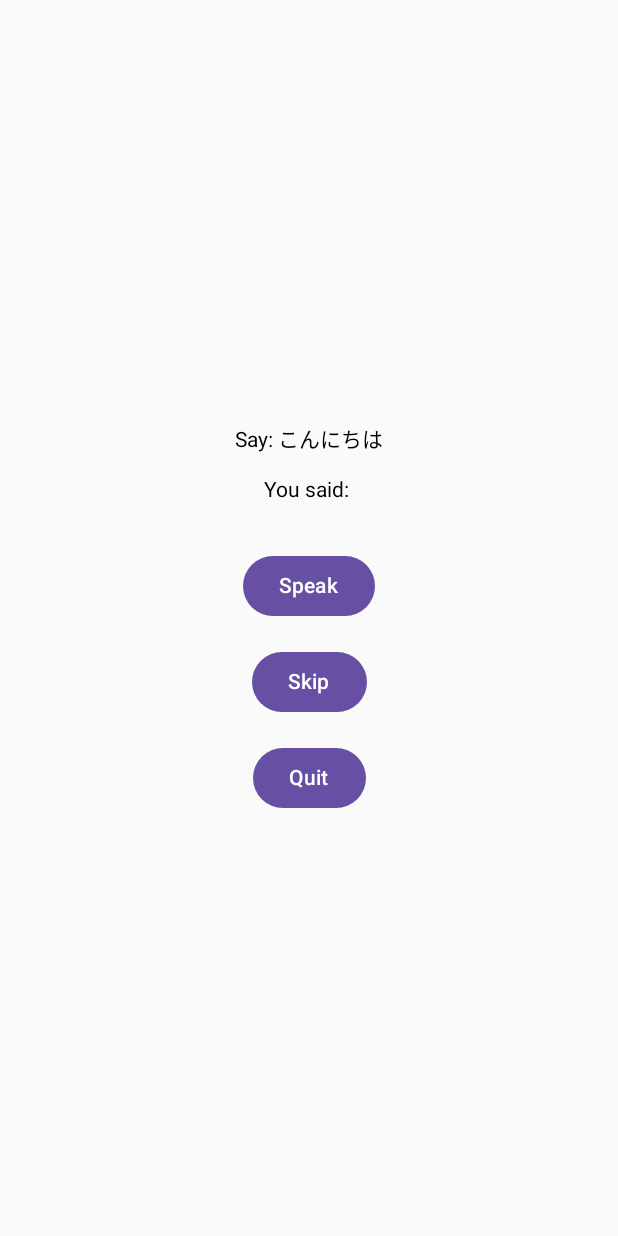
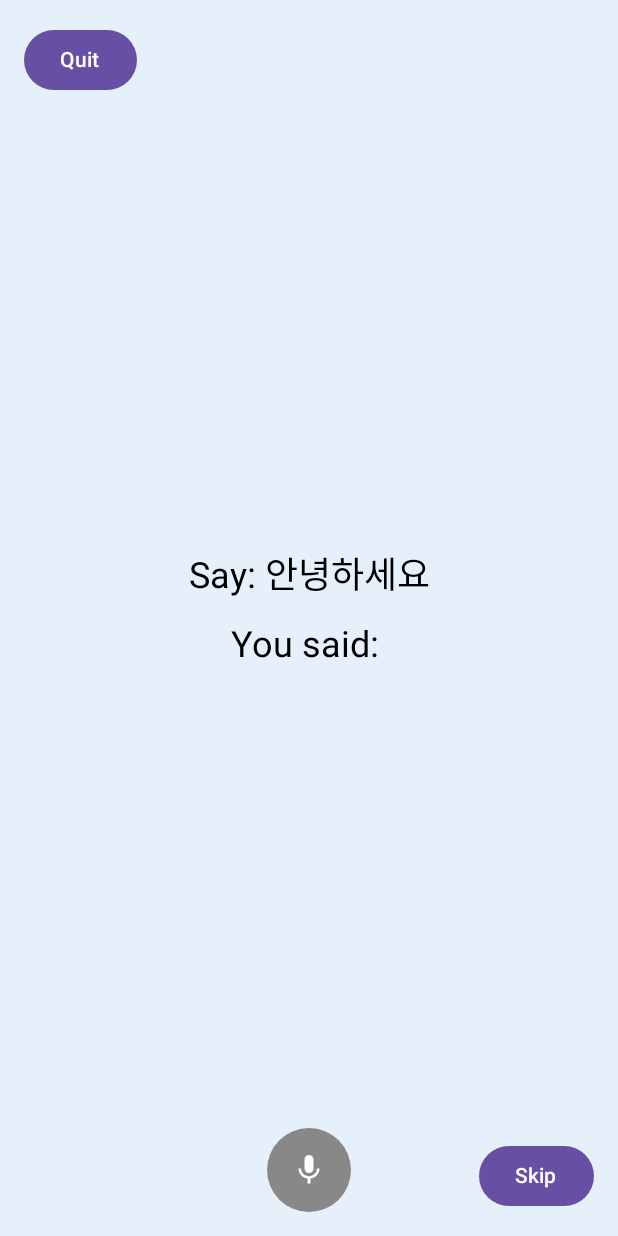
Before and after one commit to robpineda/koekoi, an Android app built with Jetpack Compose: the GameActivity screen opened directly, with no data from a screen before it, on a phone screen of 412 x 824 dp. Run offline under Robolectric (Android 15) with nearby library versions, the phone set to English and light mode, and no system bars.

Commit message:
Updated game activity, moved buttons around, testing korean

```diff
--- a/app/build.gradle.kts
+++ b/app/build.gradle.kts
@@ -53,6 +53,7 @@ dependencies {
     implementation(libs.androidx.ui.tooling.preview)
     implementation(libs.androidx.material3)
 
+    implementation("androidx.compose.material:material-icons-extended:1.6.0")
     implementation("androidx.activity:activity-compose:1.8.0")
     implementation("androidx.compose.ui:ui:1.6.0")
     implementation("androidx.compose.material:material:1.6.0")
--- a/app/src/main/java/com/robertopineda/koekoi/GameActivity.kt
+++ b/app/src/main/java/com/robertopineda/koekoi/GameActivity.kt
@@ -5,45 +5,50 @@ import android.content.Intent
 import android.content.pm.PackageManager
 import android.os.Bundle
 import android.speech.RecognizerIntent
+import android.util.Log
 import androidx.activity.ComponentActivity
 import androidx.activity.compose.setContent
 import androidx.activity.result.contract.ActivityResultContracts
+import androidx.compose.animation.*
+import androidx.compose.animation.core.tween
 import androidx.compose.foundation.background
 import androidx.compose.foundation.layout.*
-import androidx.compose.material3.Button
-import androidx.compose.material3.Text
+import androidx.compose.foundation.shape.CircleShape
+import androidx.compose.material.icons.Icons
+import androidx.compose.material.icons.filled.Mic
+import androidx.compose.material3.*
 import androidx.compose.runtime.*
 import androidx.compose.ui.Alignment
 import androidx.compose.ui.Modifier
 import androidx.compose.ui.graphics.Color
+import androidx.compose.ui.text.style.TextAlign
 import androidx.compose.ui.unit.dp
+import androidx.compose.ui.unit.sp
 import androidx.core.content.ContextCompat
+import kotlinx.coroutines.delay
 
 class GameActivity : ComponentActivity() {
-    // Use Japanese script for both display and comparison
     private val sentences = listOf(
-        "こんにちは" to "こんにちは",
-        "ありがとう" to "ありがとう"
+        "안녕하세요" to "안녕하세요",
+        "감사합니다" to "감사합니다",
+        "네" to "네",
+        "아니요" to "아니요",
+        "사랑해요" to "사랑해요",
+        "좋아요" to "좋아요",
+        "저는 오늘 학교에 버스를 타고 갔어요" to "저는 오늘 학교에 버스를 타고 갔어요",
+        "저는 친구와 함께 영화를 보러 갈 거예요" to "저는 친구와 함께 영화를 보러 갈 거예요",
+        "오늘 점심으로 김치찌개를 먹었어요" to "오늘 점심으로 김치찌개를 먹었어요",
+        "저는 주말에 공원에서 책을 읽을 거예요" to "저는 주말에 공원에서 책을 읽을 거예요",
+        "어제는 비가 와서 집에 있었어요" to "어제는 비가 와서 집에 있었n어요",
     )
-    private var currentIndex = 0
+
+    private var spokenText by mutableStateOf("")
 
     private val speechLauncher = registerForActivityResult(ActivityResultContracts.StartActivityForResult()) { result ->
         val data = result.data
-        val spokenText = data?.getStringArrayListExtra(RecognizerIntent.EXTRA_RESULTS)?.get(0)
-        val expected = sentences[currentIndex].second
-        val isCorrect = spokenText?.equals(expected, ignoreCase = true) == true
-        setContent {
-            GameScreen(
-                sentences = sentences,
-                currentIndex = currentIndex,
-                spokenText = spokenText ?: "",
-                isCorrect = isCorrect,
-                onSpeak = { startListening() },
-                onSkip = { currentIndex = (currentIndex + 1) % sentences.size; startListening() },
-                onQuit = { finish() }
-            )
-        }
-        if (isCorrect) currentIndex = (currentIndex + 1) % sentences.size // Loop back
+        val resultText = data?.getStringArrayListExtra(RecognizerIntent.EXTRA_RESULTS)?.get(0) ?: ""
+        spokenText = resultText
+        Log.d("GameActivity", "Spoken text received: $spokenText") // Debug log
     }
 
     override fun onCreate(savedInstanceState: Bundle?) {
@@ -51,11 +56,9 @@ class GameActivity : ComponentActivity() {
         setContent {
             GameScreen(
                 sentences = sentences,
-                currentIndex = currentIndex,
-                spokenText = "",
-                isCorrect = null,
-                onSpeak = { startListening() },
-                onSkip = { currentIndex = (currentIndex + 1) % sentences.size; startListening() },
+                spokenText = spokenText,
+                onSpeak = { index -> startListening(index) },
+                onSkip = { startListening(it) },
                 onQuit = { finish() }
             )
         }
@@ -68,12 +71,13 @@ class GameActivity : ComponentActivity() {
         }
     }
 
-    private fun startListening() {
+    private fun startListening(currentIndex: Int) {
         val intent = Intent(RecognizerIntent.ACTION_RECOGNIZE_SPEECH).apply {
             putExtra(RecognizerIntent.EXTRA_LANGUAGE_MODEL, RecognizerIntent.LANGUAGE_MODEL_FREE_FORM)
-            putExtra(RecognizerIntent.EXTRA_LANGUAGE, "ja-JP")
+            putExtra(RecognizerIntent.EXTRA_LANGUAGE, "ko-KR")
             putExtra(RecognizerIntent.EXTRA_PROMPT, "Say: ${sentences[currentIndex].first}")
         }
+        Log.d("GameActivity", "Starting speech recognition for index: $currentIndex, prompt: ${sentences[currentIndex].first}")
         speechLauncher.launch(intent)
     }
 }
@@ -81,13 +85,53 @@ class GameActivity : ComponentActivity() {
 @Composable
 fun GameScreen(
     sentences: List<Pair<String, String>>,
-    currentIndex: Int,
     spokenText: String,
-    isCorrect: Boolean?,
-    onSpeak: () -> Unit,
-    onSkip: () -> Unit,
+    onSpeak: (Int) -> Unit,
+    onSkip: (Int) -> Unit,
     onQuit: () -> Unit
 ) {
+    var currentIndex by remember { mutableStateOf(0) }
+    var isCorrect by remember { mutableStateOf<Boolean?>(null) }
+    var showResult by remember { mutableStateOf(false) }
+
+    val backgroundColor by animateColorAsState(
+        targetValue = when (isCorrect) {
+            true -> Color(0xFFB2DFDB) // Soft pastel green
+            false -> Color(0xFFFFCCCB) // Soft pastel red
+            null -> Color(0xFFE6F0FA) // Very soft blue
+        },
+        animationSpec = tween(durationMillis = 300)
+    )
+
+    LaunchedEffect(spokenText) {
+        if (spokenText.isNotEmpty()) {
+            val expected = sentences[currentIndex].second
+            isCorrect = spokenText.equals(expected, ignoreCase = true)
+            Log.d("GameScreen", "Spoken: $spokenText, Expected: $expected, IsCorrect: $isCorrect")
+            showResult = true
+            if (isCorrect == true) {
+                delay(1500)
+                isCorrect = null
+                showResult = false
+                currentIndex = (currentIndex + 1) % sentences.size
+            }
+        }
+    }
+
+    Box(
+        modifier = Modifier
+            .fillMaxSize()
+            .background(backgroundColor)
+    ) {
+        Button(
+            onClick = onQuit,
+            modifier = Modifier
+                .align(Alignment.TopStart)
+                .padding(16.dp)
+        ) {
+            Text("Quit")
+        }
+
         Column(
             modifier = Modifier
                 .fillMaxSize()
@@ -95,28 +139,65 @@ fun GameScreen(
             verticalArrangement = Arrangement.Center,
             horizontalAlignment = Alignment.CenterHorizontally
         ) {
-        Text(text = "Say: ${sentences[currentIndex].first}")
+            Text(
+                text = "Say: ${sentences[currentIndex].first}",
+                fontSize = 24.sp,
+                textAlign = TextAlign.Center
+            )
             Spacer(modifier = Modifier.height(16.dp))
-        Text(text = "You said: $spokenText")
+            Text(
+                text = "You said: $spokenText",
+                fontSize = 24.sp,
+                textAlign = TextAlign.Center
+            )
             Spacer(modifier = Modifier.height(16.dp))
+
+            AnimatedVisibility(
+                visible = showResult,
+                enter = slideInVertically(
+                    initialOffsetY = { fullHeight -> fullHeight },
+                    animationSpec = tween(durationMillis = 500)
+                ),
+                exit = fadeOut()
+            ) {
                 isCorrect?.let {
                     Text(
                         text = if (it) "Correct!" else "Incorrect!",
                         modifier = Modifier.background(if (it) Color.Green else Color(0xFFEF5350)),
-                color = Color.White
+                        color = Color.White,
+                        fontSize = 30.sp,
+                        textAlign = TextAlign.Center
                     )
-        }
-        Spacer(modifier = Modifier.height(16.dp))
-        Button(onClick = onSpeak) {
-            Text("Speak")
-        }
-        Spacer(modifier = Modifier.height(16.dp))
-        Button(onClick = onSkip) {
-            Text("Skip")
-        }
-        Spacer(modifier = Modifier.height(16.dp))
-        Button(onClick = onQuit) {
-            Text("Quit")
                 }
             }
         }
+
+        IconButton(
+            onClick = { onSpeak(currentIndex) },
+            modifier = Modifier
+                .align(Alignment.BottomCenter)
+                .padding(bottom = 16.dp)
+                .size(56.dp)
+                .background(Color.Gray, shape = CircleShape)
+        ) {
+            Icon(
+                imageVector = Icons.Filled.Mic,
+                contentDescription = "Speak",
+                tint = Color.White
+            )
+        }
+
+        Button(
+            onClick = {
+                val newIndex = (currentIndex + 1) % sentences.size
+                currentIndex = newIndex
+                onSkip(newIndex)
+            },
+            modifier = Modifier
+                .align(Alignment.BottomEnd)
+                .padding(16.dp)
+        ) {
+            Text("Skip")
+        }
+    }
+}
```
Lines whose indentation alone changed are shown as unchanged.
